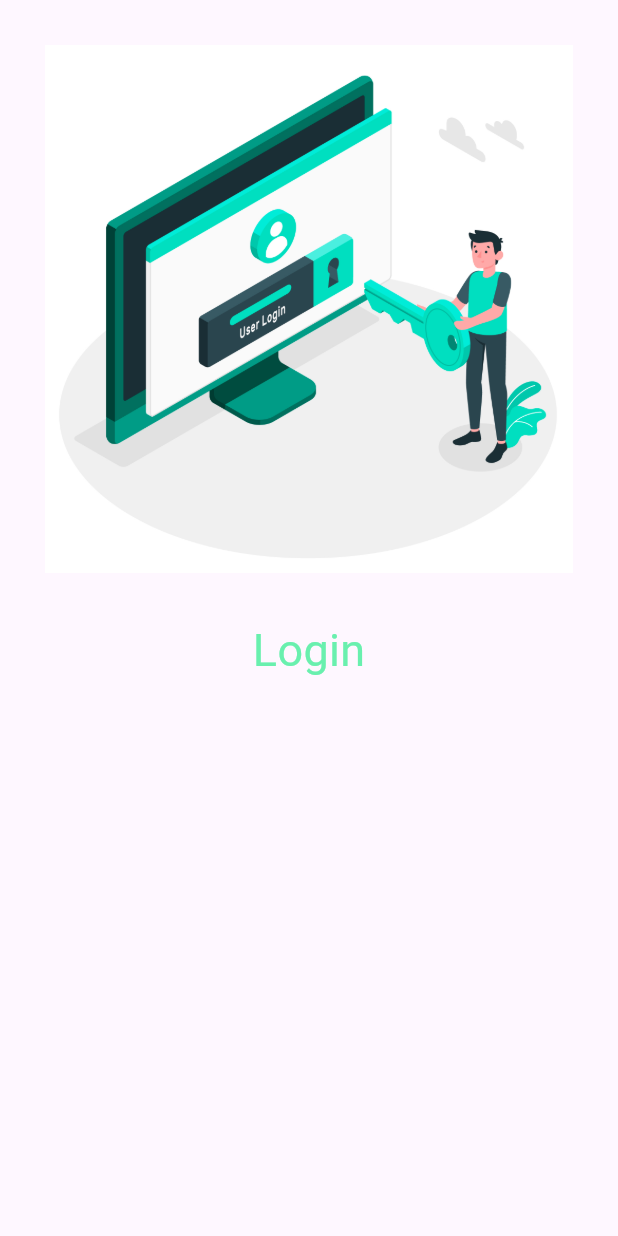
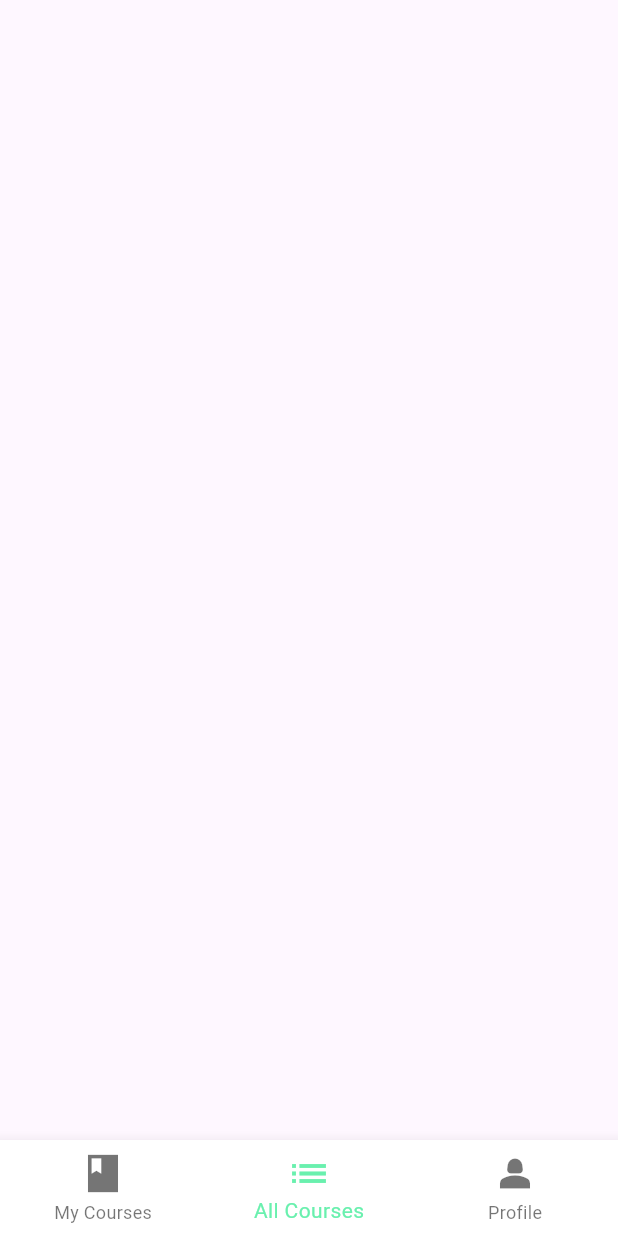
Before and after one commit to sachira-madhushan/DEV-DOT-IT-Academy-Mobile-App, a Flutter app: the screen it shows after launch, on a phone screen of 412 x 824 dp. Run offline on Flutter 3.47's test engine with Material 3 defaults, Android fonts, the phone set to English and light mode, and no system bars; our stand-ins replace animate_do; missing offline and left inert: dart:ffi.

```diff
--- a/lib/components/input_text.dart
+++ b/lib/components/input_text.dart
@@ -44,7 +44,7 @@ class InputText extends StatelessWidget {
       decoration:BoxDecoration(
         color: Color.fromARGB(255, 255, 255, 255),
         boxShadow: [
-          BoxShadow(color: Color.fromARGB(75, 101, 101, 101),blurRadius:10),
+          BoxShadow(color: Color.fromARGB(33, 101, 101, 101),blurRadius:8),
         ]
       ),
     );
--- a/lib/components/password_input.dart
+++ b/lib/components/password_input.dart
@@ -63,7 +63,7 @@ class _PasswordInputState extends State<PasswordInput> {
       decoration:BoxDecoration(
         color: Color.fromARGB(255, 255, 255, 255),
         boxShadow: [
-          BoxShadow(color: Color.fromARGB(75, 101, 101, 101),blurRadius:10),
+          BoxShadow(color: Color.fromARGB(33, 101, 101, 101),blurRadius:8),
         ]
       ),
     );
--- a/lib/components/primary_button.dart
+++ b/lib/components/primary_button.dart
@@ -21,7 +21,7 @@ class PrimaryButton extends StatelessWidget {
 
           borderRadius: BorderRadius.circular(10),
           boxShadow: [
-            BoxShadow(color: Color.fromARGB(75, 101, 101, 101),blurRadius:10),
+            BoxShadow(color: Color.fromARGB(33, 101, 101, 101),blurRadius:8),
           ]
         ),
       ),
--- a/lib/main.dart
+++ b/lib/main.dart
@@ -1,3 +1,4 @@
+import 'package:dev_dot_academy/screens/main_screen.dart';
 import 'package:dev_dot_academy/screens/splash_screen.dart';
 import 'package:flutter/material.dart';
 import 'package:flutter/services.dart';
@@ -14,14 +15,14 @@ class MyApp extends StatelessWidget {
   @override
   Widget build(BuildContext context) {
     return MaterialApp(
-      title: '',
+      title: 'Dev Dot Academy',
       debugShowCheckedModeBanner: false,
       theme: ThemeData(
 
         colorScheme: ColorScheme.fromSeed(seedColor: Colors.deepPurple),
         useMaterial3: true,
       ),
-      home: const SplashScreen(),
+      home: const MainScreen(),
     );
   }
 }
--- a/lib/screens/login.dart
+++ /dev/null
@@ -1,25 +0,0 @@
-import 'package:flutter/material.dart';
-
-class Login extends StatefulWidget {
-  const Login({super.key});
-
-  @override
-  State<Login> createState() => _LoginState();
-}
-
-class _LoginState extends State<Login> {
-  @override
-  Widget build(BuildContext context) {
-    return Scaffold(
-      body:Column(
-        children: [
-          Padding(
-            padding: const EdgeInsets.all(30.0),
-            child: Image.asset("assets/images/login.jpg",),
-          ),
-          Text("Login",style: TextStyle(fontSize:30,color:Colors.greenAccent),)
-        ],
-      ),
-    );
-  }
-}
--- /dev/null
+++ b/lib/screens/main_screen.dart
@@ -0,0 +1,39 @@
+import 'package:dev_dot_academy/utils/color_utils.dart';
+import 'package:flutter/material.dart';
+
+class MainScreen extends StatefulWidget {
+  const MainScreen({super.key});
+
+  @override
+  State<MainScreen> createState() => _MainScreenState();
+}
+
+class _MainScreenState extends State<MainScreen> {
+  List<Widget> screens=[];
+  int screenIndex=1;
+  @override
+  Widget build(BuildContext context) {
+    return Scaffold(
+
+
+      bottomNavigationBar:Container(
+        child: BottomNavigationBar(items: [
+        BottomNavigationBarItem(icon:Icon(Icons.book_sharp),label:"My Courses"),
+        BottomNavigationBarItem(icon:Icon(Icons.list),label:"All Courses"),
+        BottomNavigationBarItem(icon:Icon(Icons.person_2),label:"Profile"),
+      ],
+      onTap: (value) {
+        setState(() {
+          screenIndex=value;
+        });
+      },
+      currentIndex: screenIndex,
+      selectedItemColor: ColorUtils.primary,
+
+      iconSize:30,
+      backgroundColor: Colors.white,
+
+      ),)
+    );
+  }
+}
--- a/lib/screens/splash_screen.dart
+++ b/lib/screens/splash_screen.dart
@@ -1,5 +1,5 @@
 import 'package:animate_do/animate_do.dart';
-import 'package:dev_dot_academy/screens/login.dart';
+import 'package:dev_dot_academy/screens/login_screen.dart';
 import 'package:dev_dot_academy/utils/navigate_utils.dart';
 import 'package:flutter/material.dart';
 
--- a/lib/utils/color_utils.dart
+++ b/lib/utils/color_utils.dart
@@ -1,5 +1,5 @@
 import 'package:flutter/material.dart';
 
 class ColorUtils{
-  static const Color primary=Color.fromARGB(255, 187, 45, 59);
+  static const Color primary=Colors.greenAccent;
 }
```
Also changed, not shown: lib/components/course.dart (added, +15 -0 lines), lib/screens/login_screen.dart (added, +47 -0 lines).
